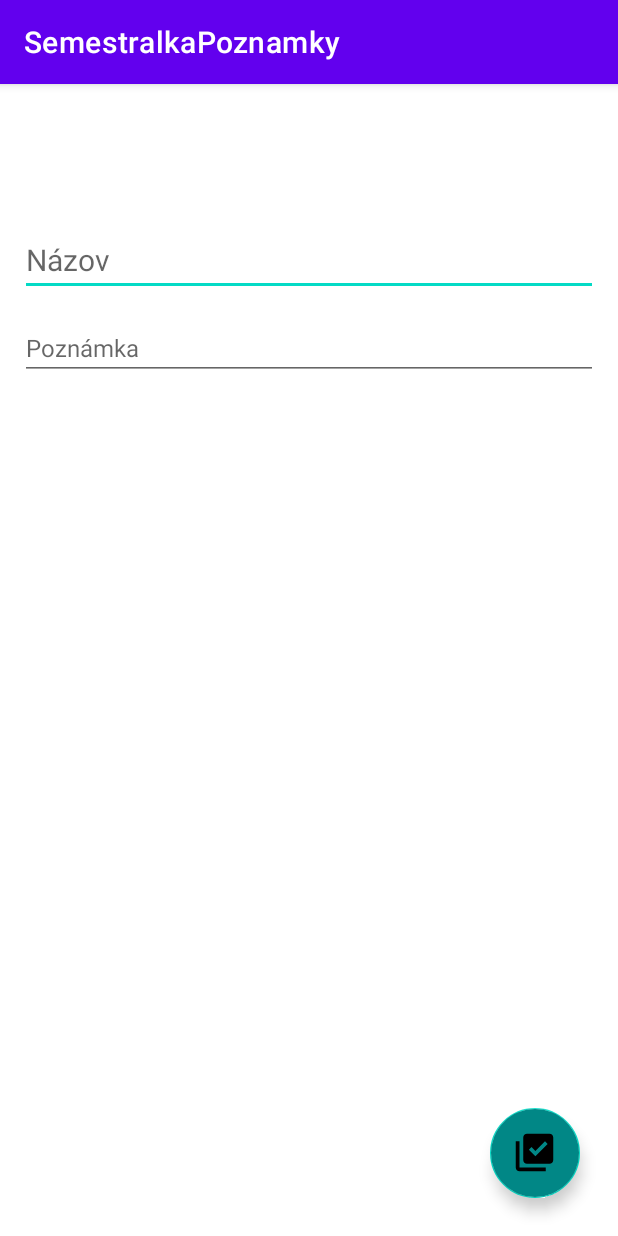
After one commit to FilipMasaryk/SemestralkaPoznamky, an Android app: the fragment NoteEditorFragment shown on its own in the app's theme, on a phone screen of 412 x 824 dp. The commit adds this screen. Run offline under Robolectric (Android 15) with nearby library versions, the phone set to English and light mode, and no system bars.

Commit message:
Vytvorenie fragmentu s poznamkami a fragment editovania/pridavania poznamok

```diff
--- a/app/src/main/AndroidManifest.xml
+++ b/app/src/main/AndroidManifest.xml
@@ -10,7 +10,7 @@
         android:supportsRtl="true"
         android:theme="@style/Theme.SemestralkaPoznamky">
         <activity
-            android:name=".MainActivity"
+            android:name=".view.MainActivity"
             android:exported="true">
             <intent-filter>
                 <action android:name="android.intent.action.MAIN" />
--- a/app/src/main/java/sk/uniza/semestralkapoznamky/MainActivity.kt
+++ b/app/src/main/java/sk/uniza/semestralkapoznamky/view/MainActivity.kt
@@ -1,7 +1,8 @@
-package sk.uniza.semestralkapoznamky
+package sk.uniza.semestralkapoznamky.view
 
+import android.os.Bundle
 import androidx.appcompat.app.AppCompatActivity
-import android.os.Bundle
+import sk.uniza.semestralkapoznamky.R
 
 class MainActivity : AppCompatActivity() {
     override fun onCreate(savedInstanceState: Bundle?) {
--- /dev/null
+++ b/app/src/main/java/sk/uniza/semestralkapoznamky/view/fragment/NoteEditorFragment.kt
@@ -0,0 +1,23 @@
+package sk.uniza.semestralkapoznamky.view.fragment
+
+import android.os.Bundle
+import android.view.LayoutInflater
+import android.view.View
+import android.view.ViewGroup
+import androidx.fragment.app.Fragment
+import sk.uniza.semestralkapoznamky.databinding.FragmentNoteEditorBinding
+
+class NoteEditorFragment : Fragment() {
+
+    private lateinit var binding: FragmentNoteEditorBinding
+
+    override fun onCreateView(
+        inflater: LayoutInflater, container: ViewGroup?,
+        savedInstanceState: Bundle?
+    ): View {
+        // Inflate the layout for this fragment
+        binding = FragmentNoteEditorBinding.inflate(inflater)
+        return binding.root
+    }
+
+}
--- /dev/null
+++ b/app/src/main/res/drawable/ic_baseline_arrow_back_24.xml
@@ -0,0 +1,5 @@
+<vector android:autoMirrored="true" android:height="24dp"
+    android:tint="#393838" android:viewportHeight="24"
+    android:viewportWidth="24" android:width="24dp" xmlns:android="http://schemas.android.com/apk/res/android">
+    <path android:fillColor="@android:color/white" android:pathData="M20,11H7.83l5.59,-5.59L12,4l-8,8 8,8 1.41,-1.41L7.83,13H20v-2z"/>
+</vector>
--- /dev/null
+++ b/app/src/main/res/drawable/ic_baseline_description_24.xml
@@ -0,0 +1,5 @@
+<vector android:height="24dp" android:tint="#393838"
+    android:viewportHeight="24" android:viewportWidth="24"
+    android:width="24dp" xmlns:android="http://schemas.android.com/apk/res/android">
+    <path android:fillColor="@android:color/white" android:pathData="M14,2L6,2c-1.1,0 -1.99,0.9 -1.99,2L4,20c0,1.1 0.89,2 1.99,2L18,22c1.1,0 2,-0.9 2,-2L20,8l-6,-6zM16,18L8,18v-2h8v2zM16,14L8,14v-2h8v2zM13,9L13,3.5L18.5,9L13,9z"/>
+</vector>
--- /dev/null
+++ b/app/src/main/res/drawable/ic_baseline_library_add_check_24.xml
@@ -0,0 +1,5 @@
+<vector android:height="24dp" android:tint="#393838"
+    android:viewportHeight="24" android:viewportWidth="24"
+    android:width="24dp" xmlns:android="http://schemas.android.com/apk/res/android">
+    <path android:fillColor="@android:color/white" android:pathData="M20,2L8,2c-1.1,0 -2,0.9 -2,2v12c0,1.1 0.9,2 2,2h12c1.1,0 2,-0.9 2,-2L22,4c0,-1.1 -0.9,-2 -2,-2zM12.47,14L9,10.5l1.4,-1.41 2.07,2.08L17.6,6 19,7.41 12.47,14zM4,6L2,6v14c0,1.1 0.9,2 2,2h14v-2L4,20L4,6z"/>
+</vector>
--- /dev/null
+++ b/app/src/main/res/drawable/ic_baseline_notifications_24.xml
@@ -0,0 +1,5 @@
+<vector android:height="24dp" android:tint="#393838"
+    android:viewportHeight="24" android:viewportWidth="24"
+    android:width="24dp" xmlns:android="http://schemas.android.com/apk/res/android">
+    <path android:fillColor="@android:color/white" android:pathData="M12,22c1.1,0 2,-0.9 2,-2h-4c0,1.1 0.89,2 2,2zM18,16v-5c0,-3.07 -1.64,-5.64 -4.5,-6.32L13.5,4c0,-0.83 -0.67,-1.5 -1.5,-1.5s-1.5,0.67 -1.5,1.5v0.68C7.63,5.36 6,7.92 6,11v5l-2,2v1h16v-1l-2,-2z"/>
+</vector>
--- /dev/null
+++ b/app/src/main/res/drawable/ic_baseline_push_pin_24.xml
@@ -0,0 +1,6 @@
+<vector android:height="24dp" android:tint="#393838"
+    android:viewportHeight="24" android:viewportWidth="24"
+    android:width="24dp" xmlns:android="http://schemas.android.com/apk/res/android">
+    <path android:fillColor="@android:color/white"
+        android:fillType="evenOdd" android:pathData="M16,9V4l1,0c0.55,0 1,-0.45 1,-1v0c0,-0.55 -0.45,-1 -1,-1H7C6.45,2 6,2.45 6,3v0c0,0.55 0.45,1 1,1l1,0v5c0,1.66 -1.34,3 -3,3h0v2h5.97v7l1,1l1,-1v-7H19v-2h0C17.34,12 16,10.66 16,9z"/>
+</vector>
--- /dev/null
+++ b/app/src/main/res/drawable/ic_baseline_search_24.xml
@@ -0,0 +1,5 @@
+<vector android:height="24dp" android:tint="#393838"
+    android:viewportHeight="24" android:viewportWidth="24"
+    android:width="24dp" xmlns:android="http://schemas.android.com/apk/res/android">
+    <path android:fillColor="@android:color/white" android:pathData="M15.5,14h-0.79l-0.28,-0.27C15.41,12.59 16,11.11 16,9.5 16,5.91 13.09,3 9.5,3S3,5.91 3,9.5 5.91,16 9.5,16c1.61,0 3.09,-0.59 4.23,-1.57l0.27,0.28v0.79l5,4.99L20.49,19l-4.99,-5zM9.5,14C7.01,14 5,11.99 5,9.5S7.01,5 9.5,5 14,7.01 14,9.5 11.99,14 9.5,14z"/>
+</vector>
--- /dev/null
+++ b/app/src/main/res/layout/fragment_note_editor.xml
@@ -0,0 +1,48 @@
+<?xml version="1.0" encoding="utf-8"?>
+<androidx.constraintlayout.widget.ConstraintLayout xmlns:android="http://schemas.android.com/apk/res/android"
+    xmlns:app="http://schemas.android.com/apk/res-auto"
+    xmlns:tools="http://schemas.android.com/tools"
+    android:layout_width="match_parent"
+    android:layout_height="match_parent"
+    tools:context=".view.fragment.NoteEditorFragment">
+
+    <com.google.android.material.floatingactionbutton.FloatingActionButton
+        android:id="@+id/fab_save"
+        android:layout_width="60dp"
+        android:layout_height="60dp"
+        android:layout_gravity="end|bottom"
+        android:layout_margin="25dp"
+        android:backgroundTint="@color/teal_700"
+        android:contentDescription="@string/save_note"
+        android:src="@drawable/ic_baseline_library_add_check_24"
+        app:fabCustomSize="60dp"
+        app:layout_constraintBottom_toBottomOf="parent"
+        app:layout_constraintEnd_toEndOf="parent"
+        app:maxImageSize="30dp" />
+
+    <EditText
+        android:id="@+id/nazov_poznamky"
+        android:layout_width="match_parent"
+        android:layout_height="wrap_content"
+        android:layout_margin="13dp"
+        android:hint="@string/nazov_poznamky"
+        android:importantForAutofill="no"
+        android:inputType="text"
+        android:textSize="20sp"
+        app:layout_constraintBottom_toBottomOf="parent"
+        app:layout_constraintStart_toStartOf="parent"
+        app:layout_constraintTop_toTopOf="parent"
+        app:layout_constraintVertical_bias="0.115" />
+
+    <EditText
+        android:id="@+id/popis_poznamky"
+        android:layout_width="match_parent"
+        android:layout_height="wrap_content"
+        android:layout_margin="13dp"
+        android:hint="@string/popis_poznamky"
+        android:importantForAutofill="no"
+        android:inputType="text"
+        android:textSize="16sp"
+        app:layout_constraintTop_toBottomOf="@+id/nazov_poznamky" />
+
+</androidx.constraintlayout.widget.ConstraintLayout>
--- a/app/src/main/res/values/colors.xml
+++ b/app/src/main/res/values/colors.xml
@@ -6,5 +6,7 @@
     <color name="teal_200">#FF03DAC5</color>
     <color name="teal_700">#FF018786</color>
     <color name="black">#FF000000</color>
-    <color name="white">#FFFFFFFF</color>
+    <color name="accent">#A52A2A</color>
+    <color name="LightGrey">#D3D3D3</color>
+    <color name="white">#ffffff</color>
 </resources>
--- a/app/src/main/res/values/strings.xml
+++ b/app/src/main/res/values/strings.xml
@@ -1,3 +1,9 @@
 <resources>
     <string name="app_name">SemestralkaPoznamky</string>
+    <string name="hello_blank_fragment">Hello blank fragment</string>
+    <string name="addnote">addNote</string>
+    <string name="no_notes">Zatiaľ nemáte žiadne poznámky</string>
+    <string name="nazov_poznamky">Názov</string>
+    <string name="popis_poznamky">Poznámka</string>
+    <string name="save_note">savenote</string>
 </resources>
--- a/settings.gradle
+++ b/settings.gradle
@@ -10,6 +10,7 @@ dependencyResolutionManagement {
     repositories {
         google()
         mavenCentral()
+        maven { url "https://jitpack.io" }
     }
 }
 rootProject.name = "SemestralkaPoznamky"
```
Also changed, not shown: app/build.gradle (+11 -1 lines), app/src/main/java/sk/uniza/semestralkapoznamky/view/fragment/ListOfNotesFragment.kt (added, +23 -0 lines), app/src/main/res/drawable/ic_baseline_add_24.xml (added, +10 -0 lines), app/src/main/res/layout/activity_main.xml (+8 -9 lines), app/src/main/res/layout/fragment_list_of_notes.xml (added, +68 -0 lines), app/src/main/res/navigation/navigation.xml (added, +13 -0 lines).
